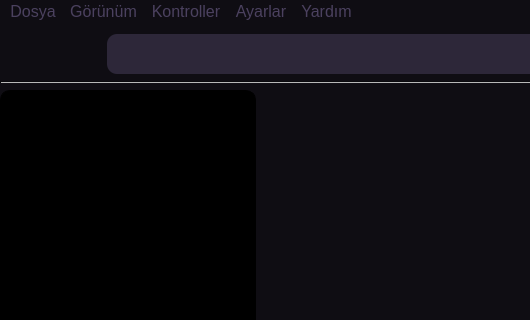
Old version of the form test.ui in the repository Eta06/deezer-pyclient; both pictures show x 0 to 530 and y 0 to 320 of the 1120 by 607 pixel window.
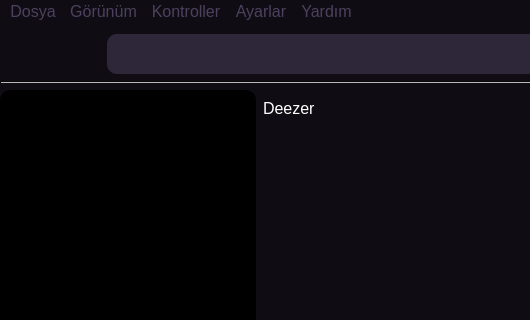
New version of the form. Icons and pictures are not drawn.

Commit message:
Update UI styles and add new features
Updated the styles for the buttons, window, and texts. Removed padding-left and added a new widget with name 'mainScreen' and 'label'. Updated the search icon to library2.0.png and added a new source file ButtonHandler.py. Also, expanded the list of icons used in the app in app_sources.md for better tracking. The changes are meant to enhance UX and introduce new application features.

Patch:
```diff
--- a/test.ui
+++ b/test.ui
@@ -173,6 +173,22 @@
            <height>406</height>
           </rect>
          </property>
+         <widget class="QLabel" name="label">
+          <property name="geometry">
+           <rect>
+            <x>0</x>
+            <y>10</y>
+            <width>55</width>
+            <height>16</height>
+           </rect>
+          </property>
+          <property name="styleSheet">
+           <string notr="true">color: white; </string>
+          </property>
+          <property name="text">
+           <string>Deezer</string>
+          </property>
+         </widget>
         </widget>
        </widget>
       </item>
```
Left out of the diff: 7 changed lines with no effect on the pictures. The commit also changes 8 other files.
